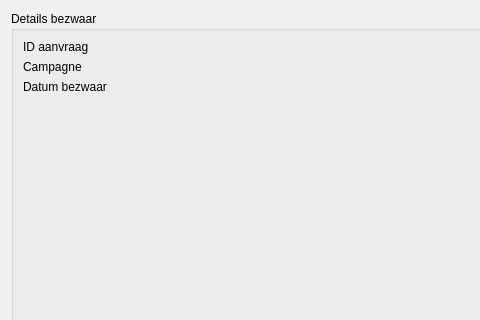
Above: parceleditwindow/ui_detailsobjection.ui from DOV-Vlaanderen/erosiebezwaren before the change; both pictures show x 0 to 480 and y 0 to 320 of the 638 by 508 pixel window. Below: the same form after it.
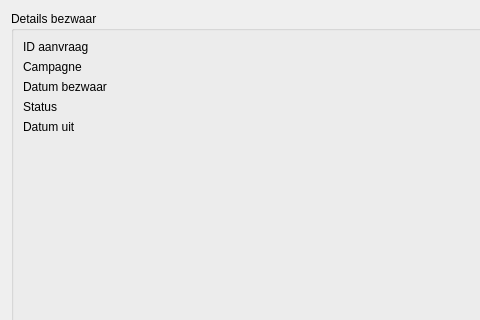
That is the form after the change. Custom widgets are drawn as their Qt base class.

Commit message: Status en datum_uit toegevoegd aan parceleditwindow.

The edit to the form file:
```diff
--- a/parceleditwindow/ui_detailsobjection.ui
+++ b/parceleditwindow/ui_detailsobjection.ui
@@ -68,6 +68,34 @@
         </property>
        </widget>
       </item>
+      <item row="3" column="0">
+       <widget class="QLabel" name="lb_status">
+        <property name="text">
+         <string>Status</string>
+        </property>
+       </widget>
+      </item>
+      <item row="3" column="1">
+       <widget class="ValueLabel" name="efw_status">
+        <property name="text">
+         <string/>
+        </property>
+       </widget>
+      </item>
+      <item row="4" column="0">
+       <widget class="QLabel" name="lb_datum_uit">
+        <property name="text">
+         <string>Datum uit</string>
+        </property>
+       </widget>
+      </item>
+      <item row="4" column="1">
+       <widget class="ValueLabel" name="efw_datum_uit">
+        <property name="text">
+         <string/>
+        </property>
+       </widget>
+      </item>
      </layout>
     </widget>
    </item>
```
